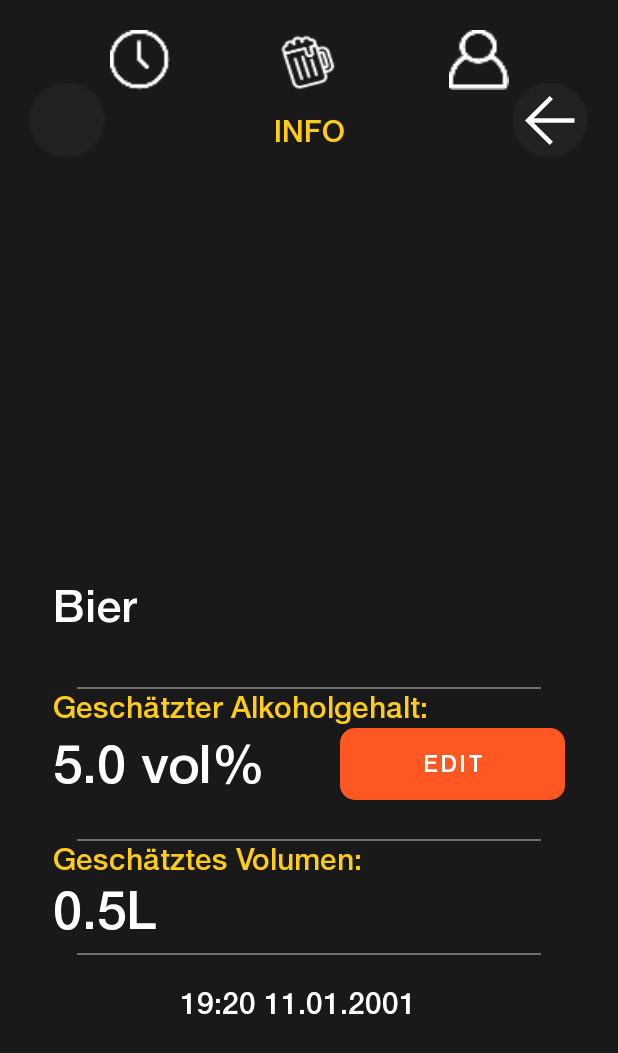
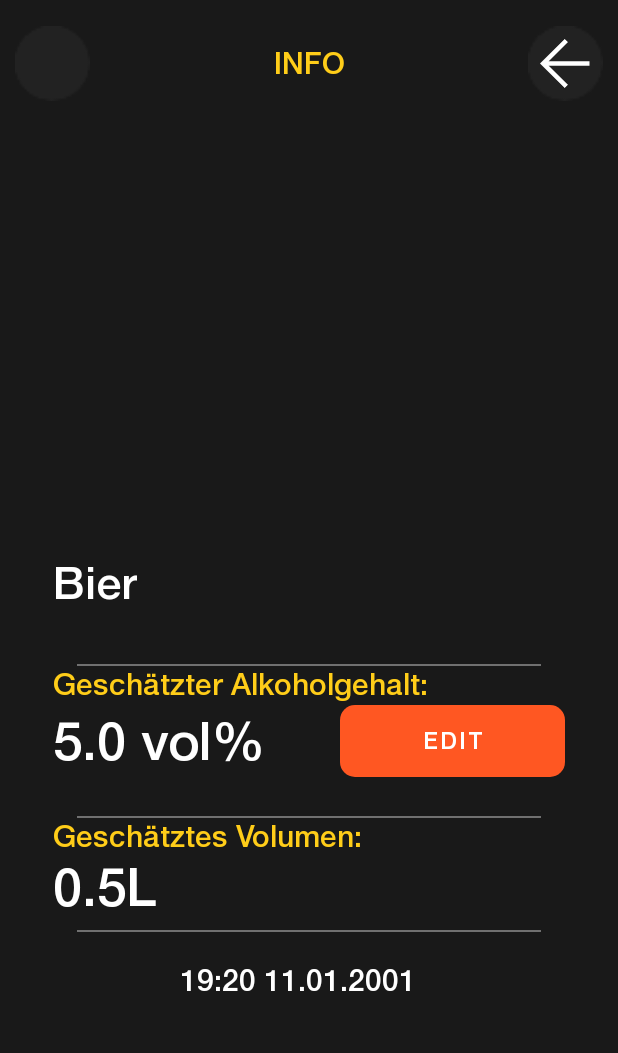
Before and after one commit to FlorianGross/Alcoly, an Android app: the layout fragment_details.xml on its own in the app's theme, with its tools: preview values and no code run, on a phone screen of 412 x 824 dp. Shown: the top 1053 px of the screen. Run offline under Robolectric (Android 15) with nearby library versions, the phone set to English and light mode, and no system bars.

Commit message:
Fixed the Adapter and added scroll view to the details tab

```diff
--- a/Drinkly/app/src/main/java/com/fmgross/alcoly/backend/Backend_GroupAdapter.java
+++ b/Drinkly/app/src/main/java/com/fmgross/alcoly/backend/Backend_GroupAdapter.java
@@ -1,6 +1,5 @@
 package com.fmgross.alcoly.backend;
 
-import android.app.Activity;
 import android.content.Context;
 import android.content.Intent;
 import android.os.Bundle;
@@ -67,12 +66,10 @@ public class Backend_GroupAdapter extends RecyclerView.Adapter<Backend_GroupAdap
 
     private void setOnCLickListener() {
         listener = (v, position) -> {
-
             FragmentManager fm = activity;
             FragmentTransaction ft = fm.beginTransaction();
             Bundle arguments = new Bundle();
             arguments.putInt("intposition",position);
-            context.startActivity(new Intent(context, Activity_MainPage.class), arguments);
             Fragment_Details fragment = new Fragment_Details();
             fragment.setArguments(arguments);
             ft.replace(R.id.nav_host_fragment, fragment);
--- a/Drinkly/app/src/main/res/layout/fragment_details.xml
+++ b/Drinkly/app/src/main/res/layout/fragment_details.xml
@@ -5,95 +5,68 @@
     android:layout_width="match_parent"
     android:layout_height="match_parent"
     android:background="@color/MainBackground"
-    android:orientation="vertical"
-    tools:context=".old.Activity_Details">
+    android:orientation="vertical">
+
+    <ScrollView
+        android:layout_width="match_parent"
+        android:layout_height="match_parent">
+
+        <LinearLayout
+            android:layout_width="match_parent"
+            android:layout_height="wrap_content"
+            android:orientation="vertical">
+
+            <androidx.constraintlayout.widget.ConstraintLayout
+                android:layout_width="match_parent"
+                android:layout_height="wrap_content">
 
                 <ImageView
-        android:id="@+id/LeftButtonDetails"
-        android:layout_width="40dp"
-        android:layout_height="40dp"
-        android:layout_marginTop="20dp"
-        android:background="@mipmap/time"
-        android:backgroundTint="@color/text"
-        app:layout_constraintEnd_toStartOf="@+id/CenterButtonDetails"
-        app:layout_constraintHorizontal_bias="0.5"
-        app:layout_constraintStart_toStartOf="parent"
-        app:layout_constraintTop_toTopOf="parent"
-        tools:ignore="MissingConstraints" />
+                    android:id="@+id/backButtonDetails"
+                    android:layout_width="50dp"
+                    android:layout_height="50dp"
+                    android:layout_marginEnd="10dp"
+                    android:background="@mipmap/smallellipse"
+                    android:foreground="@mipmap/backarrow"
+                    android:foregroundGravity="center"
+                    app:layout_constraintBottom_toBottomOf="@+id/info"
+                    app:layout_constraintEnd_toEndOf="parent"
+                    app:layout_constraintTop_toTopOf="@+id/info" />
 
                 <ImageView
-        android:id="@+id/CenterButtonDetails"
-        android:layout_width="40dp"
-        android:layout_height="40dp"
-        android:layout_marginTop="20dp"
-        android:background="@mipmap/beer"
-        android:backgroundTint="@color/text"
-        app:layout_constraintEnd_toStartOf="@+id/RightButtonDetails"
-        app:layout_constraintHorizontal_bias="0.5"
-        app:layout_constraintStart_toEndOf="@+id/LeftButtonDetails"
-        app:layout_constraintTop_toTopOf="parent"
-        tools:ignore="MissingConstraints" />
-
-    <ImageView
-        android:id="@+id/RightButtonDetails"
-        android:layout_width="40dp"
-        android:layout_height="40dp"
-        android:layout_marginTop="20dp"
-        android:background="@mipmap/person"
-        android:backgroundTint="@color/text"
-        app:layout_constraintEnd_toEndOf="parent"
-        app:layout_constraintHorizontal_bias="0.5"
-        app:layout_constraintStart_toEndOf="@+id/CenterButtonDetails"
-        app:layout_constraintTop_toTopOf="parent"
-        tools:ignore="MissingConstraints" />
+                    android:id="@+id/deleteButton"
+                    android:layout_width="50dp"
+                    android:layout_height="50dp"
+                    android:layout_marginStart="10dp"
+                    android:background="@mipmap/smallellipse"
+                    android:foregroundGravity="center"
+                    app:layout_constraintBottom_toBottomOf="@+id/info"
+                    app:layout_constraintStart_toStartOf="parent"
+                    app:layout_constraintTop_toTopOf="@+id/info" />
 
                 <TextView
                     android:id="@+id/info"
                     android:layout_width="wrap_content"
                     android:layout_height="wrap_content"
+                    android:layout_marginTop="30dp"
                     android:fontFamily="@font/helvetica_neue_regular"
                     android:text="@string/info"
                     android:textAlignment="center"
                     android:textColor="@color/MainColor"
                     android:textSize="20sp"
-        app:layout_constraintBottom_toTopOf="@+id/linearLayout"
-        app:layout_constraintEnd_toEndOf="parent"
-        app:layout_constraintStart_toStartOf="parent"
-        app:layout_constraintTop_toBottomOf="@+id/CenterButton" />
-
-    <ImageView
-        android:id="@+id/backButtonDetails"
-        android:layout_width="50dp"
-        android:layout_height="50dp"
-        android:layout_marginEnd="20dp"
-        android:background="@mipmap/smallellipse"
-        android:foreground="@mipmap/backarrow"
-        android:foregroundGravity="center"
-        app:layout_constraintBottom_toBottomOf="@+id/info"
-        app:layout_constraintEnd_toEndOf="parent"
-        app:layout_constraintTop_toBottomOf="@+id/RightButtonDetails" />
-
-    <ImageView
-        android:id="@+id/deleteButton"
-        android:layout_width="50dp"
-        android:layout_height="50dp"
-        android:layout_marginStart="20dp"
-        android:background="@mipmap/smallellipse"
-        android:foregroundGravity="center"
-        app:layout_constraintBottom_toBottomOf="@+id/info"
-        app:layout_constraintStart_toStartOf="parent"
-        app:layout_constraintTop_toBottomOf="@+id/LeftButtonDetails" />
+                    app:layout_constraintEnd_toStartOf="@+id/backButtonDetails"
+                    app:layout_constraintHorizontal_bias="0.5"
+                    app:layout_constraintStart_toEndOf="@+id/deleteButton"
+                    app:layout_constraintTop_toTopOf="parent" />
 
                 <LinearLayout
                     android:id="@+id/linearLayout"
                     android:layout_width="match_parent"
                     android:layout_height="match_parent"
-        android:layout_marginTop="100dp"
+                    android:layout_marginTop="30dp"
                     android:orientation="vertical"
-        app:layout_constraintBottom_toBottomOf="parent"
                     app:layout_constraintEnd_toEndOf="parent"
                     app:layout_constraintStart_toStartOf="parent"
-        app:layout_constraintTop_toTopOf="parent">
+                    app:layout_constraintTop_toBottomOf="@+id/info">
 
                     <ImageView
                         android:id="@+id/currentImage"
@@ -264,5 +237,8 @@
                             android:textSize="20sp" />
                     </LinearLayout>
                 </LinearLayout>
+            </androidx.constraintlayout.widget.ConstraintLayout>
+        </LinearLayout>
+    </ScrollView>
 
 </androidx.constraintlayout.widget.ConstraintLayout>
```
Lines whose indentation alone changed are shown as unchanged.
